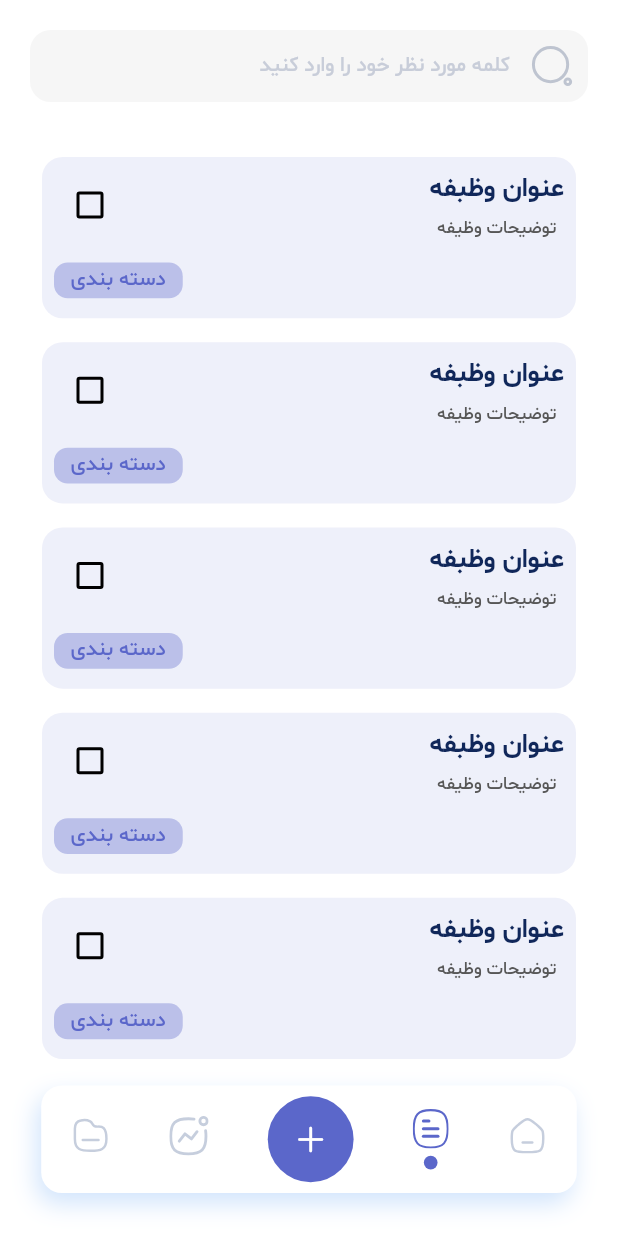
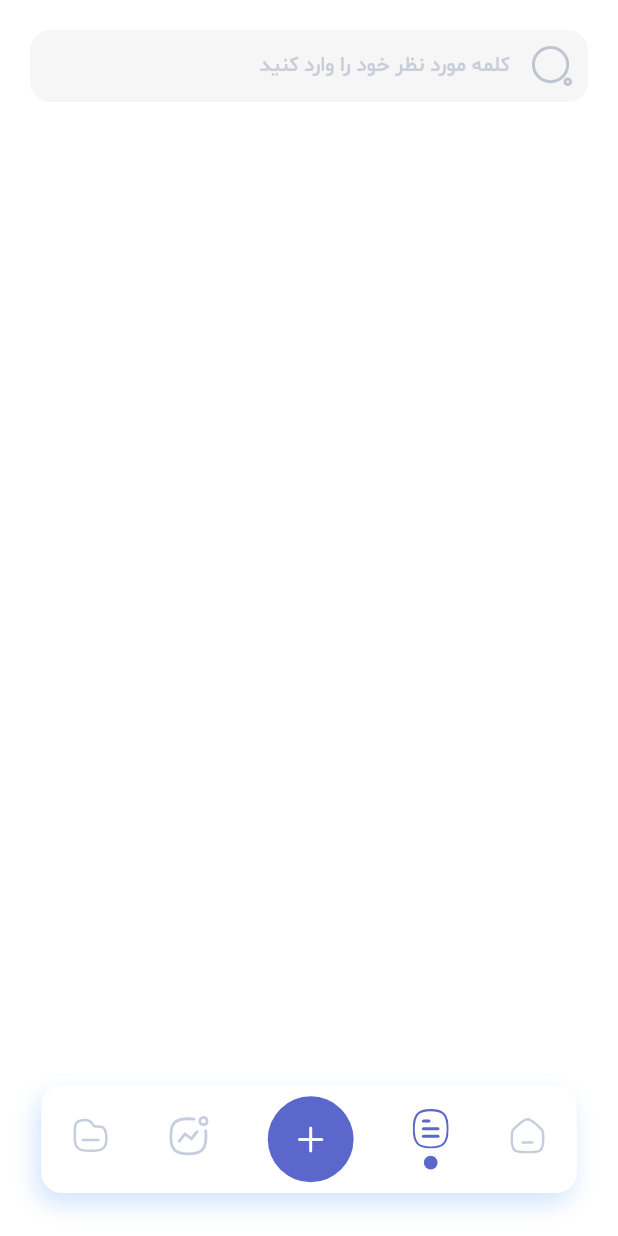
Before and after one commit to NovaTeamDevs/nova_task, a Flutter app: the screen it shows after launch, item 4 of the bottom bar chosen, on a phone screen of 412 x 824 dp. Run offline on Flutter 3.47's test engine with Material 3 defaults, Android fonts, the phone set to English and light mode, and no system bars; our stand-ins replace dotted_border, fl_chart, flutter_colorpicker, flutter_screenutil, flutter_svg, get and 3 more; missing offline and left inert: persian_datetime_picker; accounts and stored records are empty; statements that could not run were skipped.

Commit message:
show tasks in home and todo list screen

```diff
--- a/lib/core/widgets/task_card_widget.dart
+++ b/lib/core/widgets/task_card_widget.dart
@@ -2,20 +2,21 @@ import 'package:flutter/material.dart';
 import 'package:flutter_screenutil/flutter_screenutil.dart';
 import 'package:get/get.dart';
 import 'package:nova_task/core/resources/dimens.dart';
+import 'package:nova_task/models/task_model.dart';
 
 class TaskCardWidget extends StatelessWidget {
   const TaskCardWidget({
-    super.key,
+    super.key, required this.task,
   });
-
+  final TaskModel task;
   @override
   Widget build(BuildContext context) {
     return Container(
-      padding: const EdgeInsets.all(Dimens.small),
+      padding: const EdgeInsets.all(Dimens.medium),
       width: double.infinity,
       height: 90.h,
       decoration: BoxDecoration(
-          color: context.theme.colorScheme.primary.withOpacity(0.10),
+          color: task.category!.bgColor!.withOpacity(0.10),
           borderRadius: BorderRadius.circular(Dimens.medium.r)
       ),
       child: Column(
@@ -26,17 +27,15 @@ class TaskCardWidget extends StatelessWidget {
             children: [
               Column(
                 children: [
-                  Text("عنوان وظبفه",style: context.textTheme.titleMedium),
+                  Text(task.title!,style: context.textTheme.titleMedium),
                   SizedBox(height: (Dimens.small - 4).h),
-                  Text("توضیحات وظیفه",style: context.textTheme.bodySmall)
+                  Text(task.description ?? "",style: context.textTheme.bodySmall)
                 ],
               ),
               const Spacer(),
-              Checkbox(
-                value: false,
-                onChanged: (value) {},
+              IconButton(onPressed: () {
 
-              )
+              }, icon: const Icon(Icons.more_vert))
             ],
           ),
           SizedBox(height: Dimens.medium.h),
@@ -47,11 +46,11 @@ class TaskCardWidget extends StatelessWidget {
               width: 75.w,
               height: 20.h,
               decoration: BoxDecoration(
-                  color: context.theme.colorScheme.primary.withOpacity(0.35),
+                  color: task.category!.bgColor!.withOpacity(0.20),
                   borderRadius: BorderRadius.circular(Dimens.small.r)
               ),
               child: Center(child: Text("دسته بندی",style: context.textTheme.bodyMedium!.copyWith(
-                  color: context.theme.colorScheme.primary
+                  color: task.category!.bgColor!
               ),)),
             ),
           )
--- a/lib/views/add_or_edit_task.dart
+++ b/lib/views/add_or_edit_task.dart
@@ -45,7 +45,10 @@ class AddOrEditTaskScreen extends StatelessWidget {
                             label: AppStrings.taskTitleLabel)
                     ),
                     SizedBox(height: Dimens.large.h),
-                    const TextFieldWidget(label: AppStrings.taskDescription,maxLength: 24),
+                    TextFieldWidget(
+                        controller: taskController.descriptionText,
+                        label: AppStrings.taskDescription,
+                        maxLength: 24),
                     SizedBox(height: Dimens.large.h),
                     // set date
                     Row(
--- a/lib/views/todo_list_screen.dart
+++ b/lib/views/todo_list_screen.dart
@@ -1,6 +1,9 @@
 import 'package:flutter/cupertino.dart';
 import 'package:flutter/material.dart';
 import 'package:flutter_screenutil/flutter_screenutil.dart';
+import 'package:get/get.dart';
+import 'package:hive_flutter/adapters.dart';
+import 'package:nova_task/controllers/main_controller.dart';
 import 'package:nova_task/core/resources/dimens.dart';
 import 'package:nova_task/core/widgets/search_text_field_widget.dart';
 import 'package:nova_task/core/widgets/task_card_widget.dart';
@@ -17,14 +20,23 @@ class TodoListScreen extends StatelessWidget {
             children: [
               const SearchTextFieldWidget(),
               SizedBox(height: Dimens.large.h,),
-              Expanded(
-                  child: ListView.builder(
-                    itemCount: 10,
-                      itemBuilder: (context, index) => const Padding(
-                        padding: EdgeInsets.all(Dimens.small),
-                        child: TaskCardWidget(),
-                      ),
-                  ),
+              GetBuilder<MainController>(
+                builder: (controller) {
+                  return Expanded(
+                      child: ValueListenableBuilder(
+                        valueListenable: controller.taskBox.listenable(),
+                         builder: (context, box, child) {
+                           return ListView.builder(
+                             itemCount: box.values.toList().length,
+                             itemBuilder: (context, index) =>  Padding(
+                               padding: const EdgeInsets.all(Dimens.small),
+                               child: TaskCardWidget(task: box.values.toList()[index]),
+                             ),
+                           );
+                         },
+                      )
+                  );
+                }
               ),
               SizedBox(height: (Dimens.large * 3).h,),
             ],
```
Also changed, not shown: lib/views/home_screen.dart (+10 -4 lines).
